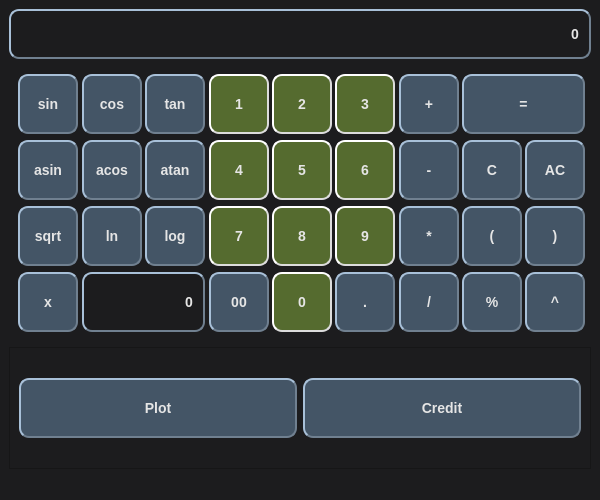
Before: the Qt Designer form src/qt_view/form.ui in klotzgal/SmartCalc3, drawn with Qt 5.
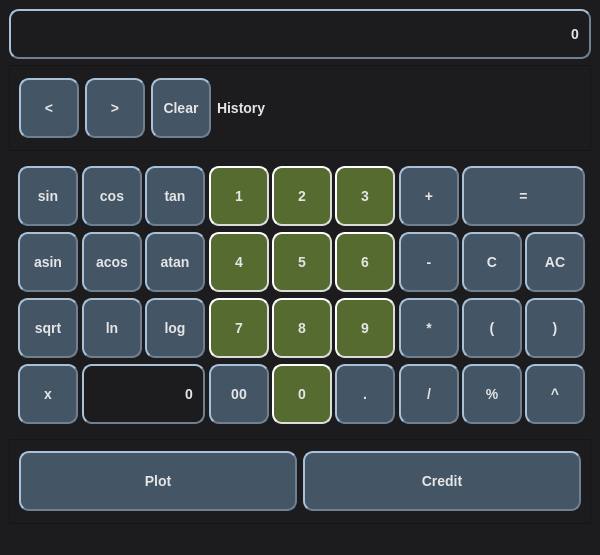
After: the same form once the commit is applied.

Commit message: feat: history

What changed in the file:
```diff
--- a/src/qt_view/form.ui
+++ b/src/qt_view/form.ui
@@ -7,7 +7,7 @@
     <x>0</x>
     <y>0</y>
     <width>600</width>
-    <height>500</height>
+    <height>555</height>
    </rect>
   </property>
   <property name="sizePolicy">
@@ -19,13 +19,13 @@
   <property name="minimumSize">
    <size>
     <width>600</width>
-    <height>500</height>
+    <height>555</height>
    </size>
   </property>
   <property name="maximumSize">
    <size>
     <width>600</width>
-    <height>500</height>
+    <height>555</height>
    </size>
   </property>
   <property name="windowTitle">
@@ -36,6 +36,7 @@
 	background-color: #1c1c1e; /* Темно-серый, ближе к черному */
 	color: #e5e5e5; /* Светло-серый для текста */
 	font-family: 'Open Sans';
+	font: bold 14px;
 }
 
 QPushButton {
@@ -61,7 +62,6 @@
     border-width: 2px;
     border-radius: 10px;
     border-color: #708090; /* Стальной серый */
-    font: bold 14px;
     padding: 6px;
 }
 
@@ -123,6 +123,115 @@
       </property>
      </widget>
     </item>
+    <item>
+     <widget class="QFrame" name="frame_3">
+      <property name="frameShape">
+       <enum>QFrame::StyledPanel</enum>
+      </property>
+      <property name="frameShadow">
+       <enum>QFrame::Raised</enum>
+      </property>
+      <layout class="QHBoxLayout" name="horizontalLayout_2">
+       <item>
+        <widget class="QPushButton" name="history_prev">
+         <property name="sizePolicy">
+          <sizepolicy hsizetype="Fixed" vsizetype="Fixed">
+           <horstretch>0</horstretch>
+           <verstretch>0</verstretch>
+          </sizepolicy>
+         </property>
+         <property name="minimumSize">
+          <size>
+           <width>60</width>
+           <height>60</height>
+          </size>
+         </property>
+         <property name="maximumSize">
+          <size>
+           <width>60</width>
+           <height>60</height>
+          </size>
+         </property>
+         <property name="styleSheet">
+          <string notr="true"/>
+         </property>
+         <property name="text">
+          <string>&lt;</string>
+         </property>
+        </widget>
+       </item>
+       <item>
+        <widget class="QPushButton" name="history_next">
+         <property name="sizePolicy">
+          <sizepolicy hsizetype="Fixed" vsizetype="Fixed">
+           <horstretch>0</horstretch>
+           <verstretch>0</verstretch>
+          </sizepolicy>
+         </property>
+         <property name="minimumSize">
+          <size>
+           <width>60</width>
+           <height>60</height>
+          </size>
+         </property>
+         <property name="maximumSize">
+          <size>
+           <width>60</width>
+           <height>60</height>
+          </size>
+         </property>
+         <property name="styleSheet">
+          <string notr="true"/>
+         </property>
+         <property name="text">
+          <string>&gt;</string>
+         </property>
+        </widget>
+       </item>
+       <item>
+        <widget class="QPushButton" name="history_clear">
+         <property name="sizePolicy">
+          <sizepolicy hsizetype="Fixed" vsizetype="Fixed">
+           <horstretch>0</horstretch>
+           <verstretch>0</verstretch>
+          </sizepolicy>
+         </property>
+         <property name="minimumSize">
+          <size>
+           <width>60</width>
+           <height>60</height>
+          </size>
+         </property>
+         <property name="maximumSize">
+          <size>
+           <width>60</width>
+           <height>60</height>
+          </size>
+         </property>
+         <property name="styleSheet">
+          <string notr="true"/>
+         </property>
+         <property name="text">
+          <string>Clear</string>
+         </property>
+        </widget>
+       </item>
+       <item>
+        <widget class="QLabel" name="label">
+         <property name="layoutDirection">
+          <enum>Qt::LeftToRight</enum>
+         </property>
+         <property name="text">
+          <string>History</string>
+         </property>
+         <property name="alignment">
+          <set>Qt::AlignLeading|Qt::AlignLeft|Qt::AlignVCenter</set>
+         </property>
+        </widget>
+       </item>
+      </layout>
+     </widget>
+    </item>
     <item>
      <widget class="QFrame" name="frame">
       <property name="sizePolicy">
```
Left out of the diff: 2 changed lines with no effect on the pictures. The commit also changes 11 other files.
